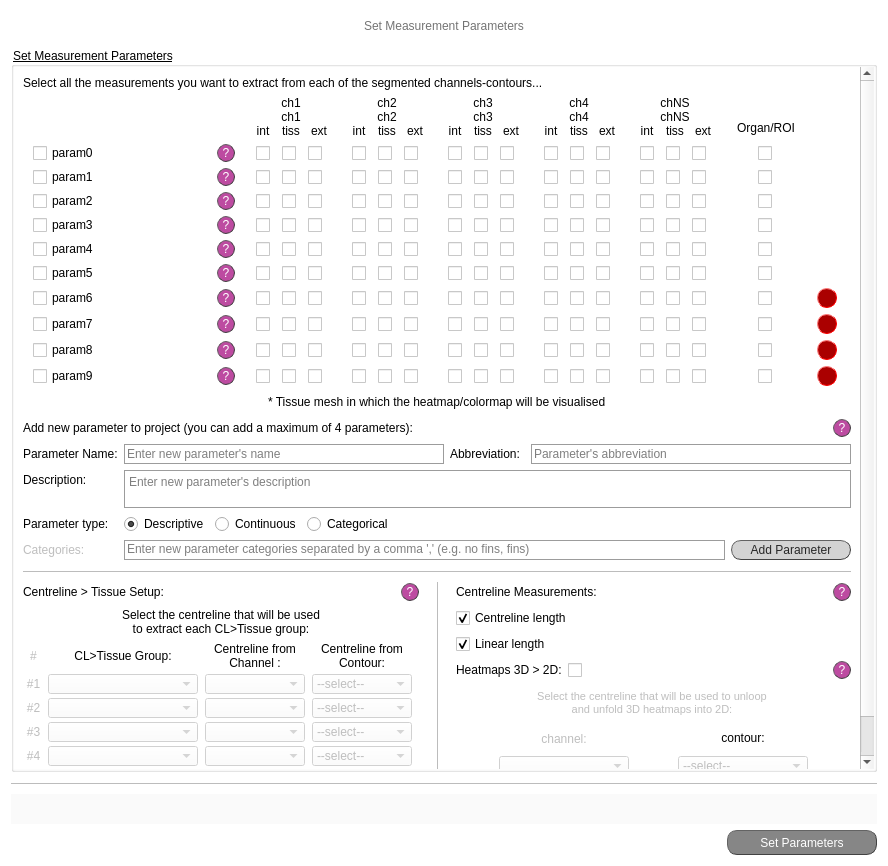
Qt form src/gui/ui/set_meas_screen.ui (jsanchez679/morphoHeart) before a commit.
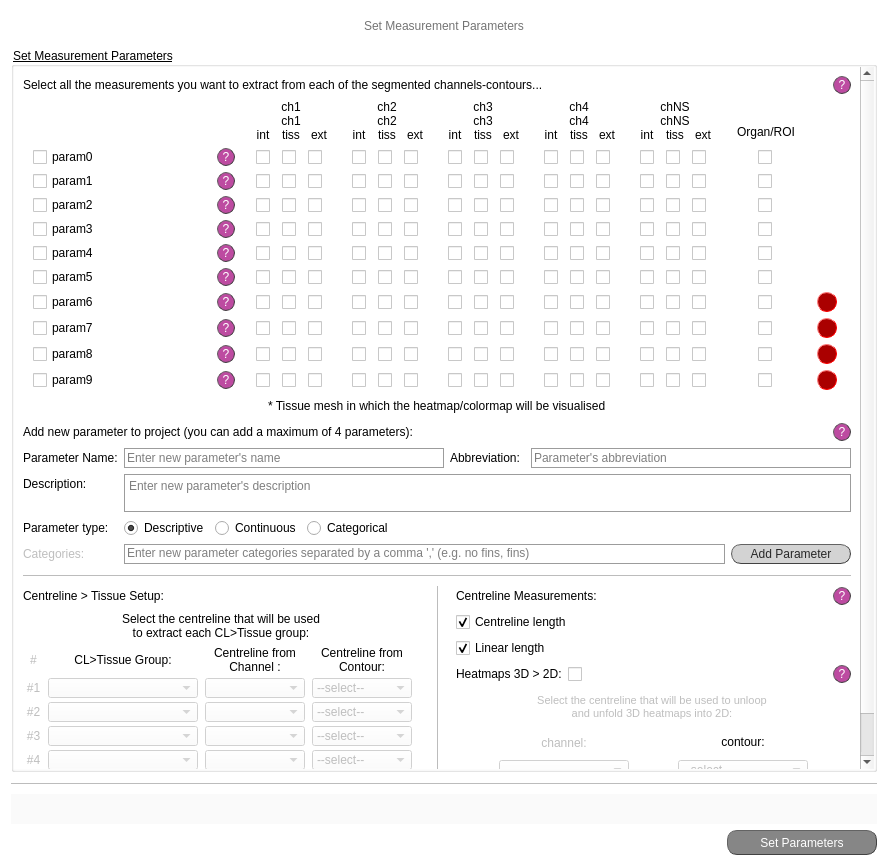
The same form after that commit.

Commit message: Finished connecting ? buttons - Final release to Zenodo v3.0.0

```diff
--- a/src/gui/ui/set_meas_screen.ui
+++ b/src/gui/ui/set_meas_screen.ui
@@ -198,13 +198,15 @@
          <property name="geometry">
           <rect>
            <x>0</x>
-           <y>0</y>
+           <y>-106</y>
            <width>851</width>
-           <height>809</height>
+           <height>814</height>
           </rect>
          </property>
          <layout class="QVBoxLayout" name="verticalLayout_5">
           <item>
+           <layout class="QHBoxLayout" name="horizontalLayout_30">
+            <item>
            <widget class="QLabel" name="lab_no_ch_10">
             <property name="styleSheet">
              <string notr="true">font: bold 10pt &quot;Calibri&quot;;
@@ -219,6 +221,41 @@
            </widget>
           </item>
           <item>
+             <widget class="QPushButton" name="q_ball">
+              <property name="minimumSize">
+               <size>
+                <width>18</width>
+                <height>18</height>
+               </size>
+              </property>
+              <property name="maximumSize">
+               <size>
+                <width>18</width>
+                <height>18</height>
+               </size>
+              </property>
+              <property name="styleSheet">
+               <string notr="true">QPushButton{border-radius:9px;
+border-width: 1px;
+border-style: outset;
+border-color: rgb(66, 66, 66);
+background-color: rgba(162, 0, 122,180);
+color: rgb(255, 255, 255);
+font: 9pt &quot;Calibri Light&quot;;}
+
+QPushButton:hover{
+background-color: rgb(0, 0, 0);
+border-color: #672146
+}</string>
+              </property>
+              <property name="text">
+               <string>?</string>
+              </property>
+             </widget>
+            </item>
+           </layout>
+          </item>
+          <item>
            <layout class="QGridLayout" name="grid_sect">
             <item row="4" column="6" alignment="Qt::AlignHCenter">
              <widget class="QCheckBox" name="cB_roi_param3">
@@ -10154,39 +10191,6 @@
                   </property>
                  </spacer>
                 </item>
-                <item>
-                 <widget class="QPushButton" name="q_ball">
-                  <property name="minimumSize">
-                   <size>
-                    <width>18</width>
-                    <height>18</height>
-                   </size>
-                  </property>
-                  <property name="maximumSize">
-                   <size>
-                    <width>18</width>
-                    <height>18</height>
-                   </size>
-                  </property>
-                  <property name="styleSheet">
-                   <string notr="true">QPushButton{border-radius:9px;
-border-width: 1px;
-border-style: outset;
-border-color: rgb(66, 66, 66);
-background-color: rgba(162, 0, 122,180);
-color: rgb(255, 255, 255);
-font: 9pt &quot;Calibri Light&quot;;}
-
-QPushButton:hover{
-background-color: rgb(0, 0, 0);
-border-color: #672146
-}</string>
-                  </property>
-                  <property name="text">
-                   <string>?</string>
-                  </property>
-                 </widget>
-                </item>
                </layout>
               </item>
               <item>
```
Left out of the diff: 1 changed line with no effect on the pictures. Lines whose indentation alone changed are shown as unchanged. The commit also changes 7 other files.
